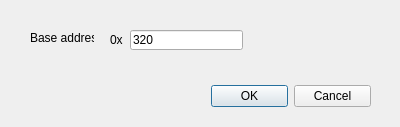
First picture: the form in src/gui/DigiDataDlg.ui, repository CompEphys-team/stdpc, before the edit.
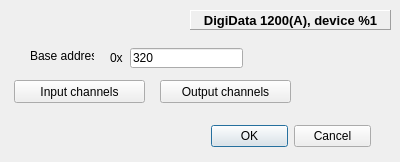
Second picture: the form after the edit.

What changed in the file:
```diff
--- a/src/gui/DigiDataDlg.ui
+++ b/src/gui/DigiDataDlg.ui
@@ -1,22 +1,22 @@
 <ui version="4.0" >
  <class>DigiDataDlg</class>
- <widget class="QDialog" name="DigiDataDlg" >
-  <property name="geometry" >
+ <widget class="QDialog" name="DigiDataDlg">
+  <property name="geometry">
    <rect>
     <x>0</x>
     <y>0</y>
     <width>400</width>
-    <height>127</height>
+    <height>162</height>
    </rect>
   </property>
   <property name="windowTitle" >
    <string>DigiData 1200/1200A Setup</string>
   </property>
-  <widget class="QDialogButtonBox" name="buttonBox" >
-   <property name="geometry" >
+  <widget class="QDialogButtonBox" name="buttonBox">
+   <property name="geometry">
     <rect>
      <x>211</x>
-     <y>80</y>
+     <y>120</y>
      <width>160</width>
      <height>32</height>
     </rect>
@@ -24,15 +24,15 @@
    <property name="orientation" >
     <enum>Qt::Horizontal</enum>
    </property>
-   <property name="standardButtons" >
-    <set>QDialogButtonBox::Cancel|QDialogButtonBox::NoButton|QDialogButtonBox::Ok</set>
+   <property name="standardButtons">
+    <set>QDialogButtonBox::Cancel|QDialogButtonBox::Ok</set>
    </property>
   </widget>
-  <widget class="QLineEdit" name="BaseAddressE" >
-   <property name="geometry" >
+  <widget class="QLineEdit" name="BaseAddressE">
+   <property name="geometry">
     <rect>
      <x>130</x>
-     <y>30</y>
+     <y>48</y>
      <width>113</width>
      <height>20</height>
     </rect>
@@ -41,11 +41,11 @@
     <string>320</string>
    </property>
   </widget>
-  <widget class="QLabel" name="BaseAddressL" >
-   <property name="geometry" >
+  <widget class="QLabel" name="BaseAddressL">
+   <property name="geometry">
     <rect>
      <x>30</x>
-     <y>30</y>
+     <y>48</y>
      <width>64</width>
      <height>16</height>
     </rect>
@@ -54,11 +54,11 @@
     <string>Base address</string>
    </property>
   </widget>
-  <widget class="QLabel" name="xlb" >
-   <property name="geometry" >
+  <widget class="QLabel" name="xlb">
+   <property name="geometry">
     <rect>
      <x>110</x>
-     <y>32</y>
+     <y>50</y>
      <width>16</width>
      <height>16</height>
     </rect>
@@ -70,6 +70,76 @@
     <string>0x</string>
    </property>
   </widget>
+  <widget class="QLabel" name="DAQLabel">
+   <property name="enabled">
+    <bool>true</bool>
+   </property>
+   <property name="geometry">
+    <rect>
+     <x>190</x>
+     <y>10</y>
+     <width>201</width>
+     <height>20</height>
+    </rect>
+   </property>
+   <property name="font">
+    <font>
+     <pointsize>10</pointsize>
+     <weight>75</weight>
+     <bold>true</bold>
+    </font>
+   </property>
+   <property name="autoFillBackground">
+    <bool>false</bool>
+   </property>
+   <property name="styleSheet">
+    <string/>
+   </property>
+   <property name="frameShape">
+    <enum>QFrame::Panel</enum>
+   </property>
+   <property name="frameShadow">
+    <enum>QFrame::Raised</enum>
+   </property>
+   <property name="lineWidth">
+    <number>1</number>
+   </property>
+   <property name="midLineWidth">
+    <number>0</number>
+   </property>
+   <property name="text">
+    <string>DigiData 1200(A), device %1</string>
+   </property>
+   <property name="alignment">
+    <set>Qt::AlignCenter</set>
+   </property>
+  </widget>
+  <widget class="QPushButton" name="inChannels">
+   <property name="geometry">
+    <rect>
+     <x>14</x>
+     <y>80</y>
+     <width>131</width>
+     <height>23</height>
+    </rect>
+   </property>
+   <property name="text">
+    <string>Input channels</string>
+   </property>
+  </widget>
+  <widget class="QPushButton" name="outChannels">
+   <property name="geometry">
+    <rect>
+     <x>160</x>
+     <y>80</y>
+     <width>131</width>
+     <height>23</height>
+    </rect>
+   </property>
+   <property name="text">
+    <string>Output channels</string>
+   </property>
+  </widget>
  </widget>
  <resources/>
  <connections>
```
Left out of the diff: 23 changed lines with no effect on the pictures.
